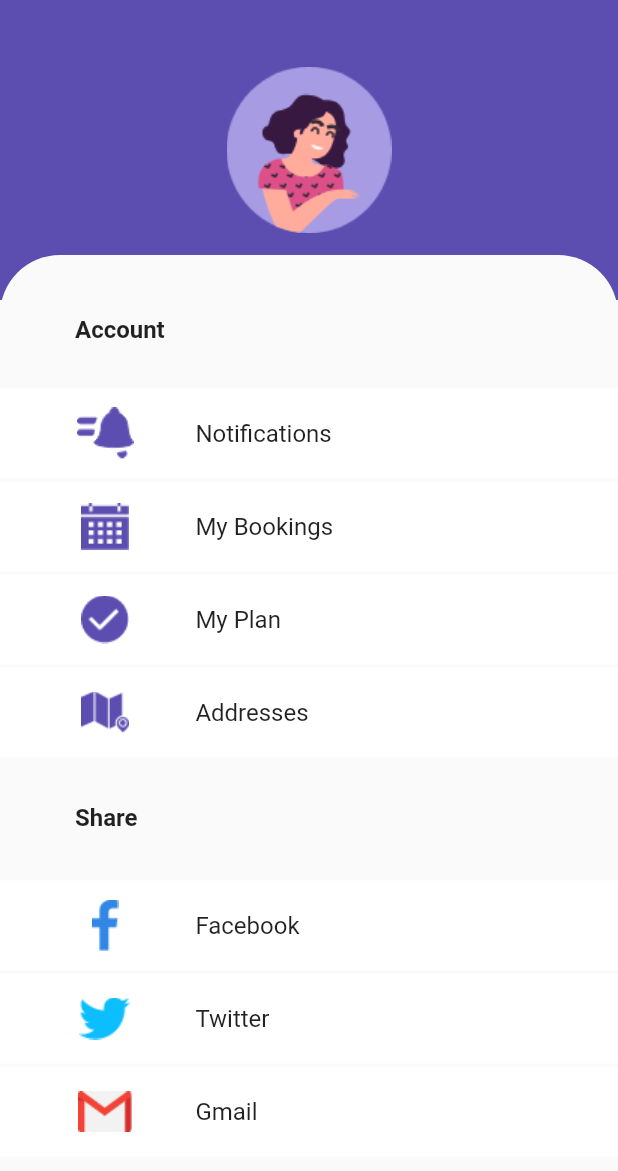
After one commit to mostafijurrm/cleaning-app-UI-flutter, a Flutter app: the AccountScreen screen opened directly, on a phone screen of 412 x 824 dp. The commit adds this screen. Shown: the top 1171 px of the screen. Run offline on Flutter 3.47's test engine with Material 2 defaults, Android fonts, the phone set to English and light mode, and no system bars; our stand-ins replace circular_check_box, google_fonts; Roboto replaces fonts that are missing (Ubuntu).

Commit message:
account screen done

```diff
--- /dev/null
+++ b/lib/screens/account_screen.dart
@@ -0,0 +1,295 @@
+import 'package:cleaning_app_ui/utils/dimensions.dart';
+import 'package:cleaning_app_ui/utils/my_color.dart';
+import 'package:flutter/material.dart';
+import 'package:google_fonts/google_fonts.dart';
+
+class AccountScreen extends StatefulWidget {
+  @override
+  _AccountScreenState createState() => _AccountScreenState();
+}
+
+class _AccountScreenState extends State<AccountScreen> {
+  @override
+  Widget build(BuildContext context) {
+    return Scaffold(
+      body: SingleChildScrollView(
+        child: Container(
+          height: MediaQuery.of(context).size.height,
+          width: MediaQuery.of(context).size.width,
+          child: Stack(
+            children: [
+              Container(
+                width: MediaQuery.of(context).size.width,
+                height: 200,
+                decoration: BoxDecoration(
+                    color: ColorResources.primaryColor
+                ),
+                child: Image.asset('assets/profile.png'),
+              ),
+              Positioned(
+                  top: 170,
+                  child: Container(
+                    width: MediaQuery.of(context).size.width,
+                    height: MediaQuery.of(context).size.height-200,
+                    decoration: BoxDecoration(
+                        color: ColorResources.lightWhite,
+                        borderRadius: BorderRadius.all(Radius.circular(40.0))
+                    ),
+                    child: Column(
+                      children: [
+                        Padding(
+                          padding: EdgeInsets.only(left: 50, top: 40),
+                          child: Align(
+                            alignment: Alignment.topLeft,
+                              child: Text(
+                                  'Account',
+                                style: GoogleFonts.ubuntu(
+                                  fontSize: Dimensions.defaultText,
+                                  fontWeight: FontWeight.bold
+                                ),
+                              )
+                          ),
+                        ),
+                        Padding(
+                          padding: EdgeInsets.only(top: 30),
+                          child: Container(
+                            height: 60,
+                            width: MediaQuery.of(context).size.width,
+                            decoration: BoxDecoration(
+                              color: ColorResources.white
+                            ),
+                            child: Padding(
+                              padding: EdgeInsets.only(left: 50),
+                              child: Row(
+                                children: [
+                                  Expanded(
+                                    flex: 1,
+                                    child: Image.asset(
+                                        'assets/notification.png'
+                                    ),
+                                  ),
+                                  SizedBox(width: 40,),
+                                  Expanded(
+                                    flex: 7,
+                                    child: Text(
+                                      'Notifications',
+                                      style: GoogleFonts.ubuntu(
+                                          fontSize: Dimensions.defaultText,
+                                      ),
+                                    ),
+                                  )
+                                ],
+                              ),
+                            ),
+                          ),
+                        ),
+                        Padding(
+                          padding: EdgeInsets.only(top: 2),
+                          child: Container(
+                            height: 60,
+                            width: MediaQuery.of(context).size.width,
+                            decoration: BoxDecoration(
+                              color: ColorResources.white
+                            ),
+                            child: Padding(
+                              padding: EdgeInsets.only(left: 50),
+                              child: Row(
+                                children: [
+                                  Expanded(
+                                    flex: 1,
+                                    child: Image.asset(
+                                        'assets/calender.png'
+                                    ),
+                                  ),
+                                  SizedBox(width: 40,),
+                                  Expanded(
+                                    flex: 7,
+                                    child: Text(
+                                      'My Bookings',
+                                      style: GoogleFonts.ubuntu(
+                                          fontSize: Dimensions.defaultText,
+                                      ),
+                                    ),
+                                  )
+                                ],
+                              ),
+                            ),
+                          ),
+                        ),
+                        Padding(
+                          padding: EdgeInsets.only(top: 2),
+                          child: Container(
+                            height: 60,
+                            width: MediaQuery.of(context).size.width,
+                            decoration: BoxDecoration(
+                              color: ColorResources.white
+                            ),
+                            child: Padding(
+                              padding: EdgeInsets.only(left: 50),
+                              child: Row(
+                                children: [
+                                  Expanded(flex: 1,
+                                      child: Image.asset('assets/tick.png')),
+                                  SizedBox(width: 40,),
+                                  Expanded(
+                                    flex: 7,
+                                    child: Text(
+                                      'My Plan',
+                                      style: GoogleFonts.ubuntu(
+                                          fontSize: Dimensions.defaultText,
+                                      ),
+                                    ),
+                                  )
+                                ],
+                              ),
+                            ),
+                          ),
+                        ),
+                        Padding(
+                          padding: EdgeInsets.only(top: 2),
+                          child: Container(
+                            height: 60,
+                            width: MediaQuery.of(context).size.width,
+                            decoration: BoxDecoration(
+                              color: ColorResources.white
+                            ),
+                            child: Padding(
+                              padding: EdgeInsets.only(left: 50),
+                              child: Row(
+                                children: [
+                                  Expanded(flex: 1,
+                                      child: Image.asset('assets/address.png')),
+                                  SizedBox(width: 40,),
+                                  Expanded(
+                                    flex: 7,
+                                    child: Text(
+                                      'Addresses',
+                                      style: GoogleFonts.ubuntu(
+                                          fontSize: Dimensions.defaultText,
+                                      ),
+                                    ),
+                                  )
+                                ],
+                              ),
+                            ),
+                          ),
+                        ),
+                        Container(
+                          height: 80,
+                          width: MediaQuery.of(context).size.width,
+                          child: Padding(
+                            padding: const EdgeInsets.only(left: 50.0),
+                            child: Align(
+                              alignment: Alignment.centerLeft,
+                              child: Text(
+                                  'Share',
+                                style: TextStyle(
+                                  fontSize: Dimensions.defaultText,
+                                  fontWeight: FontWeight.bold
+                                ),
+                              ),
+                            ),
+                          ),
+                        ),
+                        Padding(
+                          padding: EdgeInsets.only(top: 2),
+                          child: Container(
+                            height: 60,
+                            width: MediaQuery.of(context).size.width,
+                            decoration: BoxDecoration(
+                                color: ColorResources.white
+                            ),
+                            child: Padding(
+                              padding: EdgeInsets.only(left: 50),
+                              child: Row(
+                                children: [
+                                  Expanded(
+                                    flex: 1,
+                                      child: Image.asset('assets/facebook.png')),
+                                  SizedBox(width: 40,),
+                                  Expanded(
+                                    flex: 7,
+                                    child: Text(
+                                      'Facebook',
+                                      style: GoogleFonts.ubuntu(
+                                        fontSize: Dimensions.defaultText,
+                                      ),
+                                    ),
+                                  )
+                                ],
+                              ),
+                            ),
+                          ),
+                        ),
+                        Padding(
+                          padding: EdgeInsets.only(top: 2),
+                          child: Container(
+                            height: 60,
+                            width: MediaQuery.of(context).size.width,
+                            decoration: BoxDecoration(
+                                color: ColorResources.white
+                            ),
+                            child: Padding(
+                              padding: EdgeInsets.only(left: 50),
+                              child: Row(
+                                children: [
+                                  Expanded(
+                                    flex: 1,
+                                      child: Image.asset('assets/twitter.png')),
+                                  SizedBox(width: 40,),
+                                  Expanded(
+                                    flex: 7,
+                                    child: Text(
+                                      'Twitter',
+                                      style: GoogleFonts.ubuntu(
+                                        fontSize: Dimensions.defaultText,
+                                      ),
+                                    ),
+                                  )
+                                ],
+                              ),
+                            ),
+                          ),
+                        ),
+                        Padding(
+                          padding: EdgeInsets.only(top: 2),
+                          child: Container(
+                            height: 60,
+                            width: MediaQuery.of(context).size.width,
+                            decoration: BoxDecoration(
+                                color: ColorResources.white
+                            ),
+                            child: Padding(
+                              padding: EdgeInsets.only(left: 50),
+                              child: Row(
+                                children: [
+                                  Expanded(
+                                    flex: 1,
+                                      child: Image.asset('assets/mail.png')
+                                  ),
+                                  SizedBox(width: 40,),
+                                  Expanded(
+                                    flex: 7,
+                                    child: Text(
+                                      'Gmail',
+                                      style: GoogleFonts.ubuntu(
+                                        fontSize: Dimensions.defaultText,
+                                      ),
+                                    ),
+                                  )
+                                ],
+                              ),
+                            ),
+                          ),
+                        ),
+                      ],
+                    ),
+                  )
+              )
+            ],
+          ),
+        ),
+      ),
+    );
+  }
+}
--- a/lib/screens/dashboard_screen.dart
+++ b/lib/screens/dashboard_screen.dart
@@ -1,4 +1,5 @@
 import 'package:circular_check_box/circular_check_box.dart';
+import 'package:cleaning_app_ui/screens/account_screen.dart';
 import 'package:cleaning_app_ui/utils/dimensions.dart';
 import 'package:cleaning_app_ui/utils/my_color.dart';
 import 'package:cleaning_app_ui/utils/my_string.dart';
@@ -33,18 +34,31 @@ class _DashboardScreenState extends State<DashboardScreen> {
                   ),
                 ),
                 Positioned(
-                  top: 60,
+                  top: 40,
                     child: Container(
                       width: MediaQuery.of(context).size.width,
-                      child: Align(
-                        alignment: Alignment.center,
-                        child: Text(
+                      child: Padding(
+                        padding: const EdgeInsets.only(left: 20.0),
+                        child: Row(
+                          mainAxisAlignment: MainAxisAlignment.spaceBetween,
+                          children: [
+                            Text(
                               MyString.NIMBOL,
                               style: GoogleFonts.ubuntu(
                                   color: ColorResources.white,
                                   fontSize: Dimensions.defaultText,
                                   fontWeight: FontWeight.bold
                               ),
+                            ),
+                            FlatButton(
+                              child: CircleAvatar(
+                                child: Image.asset('assets/profile.png'),
+                              ),
+                              onPressed: (){
+                                Navigator.of(context).push(MaterialPageRoute(builder: (context) => AccountScreen()));
+                              },
+                            )
+                          ],
                         ),
                       ),
                     )),
--- a/lib/utils/my_color.dart
+++ b/lib/utils/my_color.dart
@@ -6,6 +6,7 @@ class ColorResources {
   static Color textColor = Color(0xFF5C4DB1);
   static Color black = Color(0xFF000000);
   static Color white = Color(0xFFFFFFFF);
+  static Color lightWhite = Color(0xFFFAFAFA);
   static Color skyBlue = Color(0xFF0BBBE8);
   static Color grey = Color(0xFFC0C0C0);
   static Color pink = Color(0xFFDC4F89);
```
Also changed, not shown: assets/address.png (added), assets/calender.png (added), assets/facebook.png (added), assets/mail.png (added), assets/notification.png (added), assets/profile.png (added), assets/tick.png (added), assets/twitter.png (added). Lines whose indentation alone changed are shown as unchanged.
